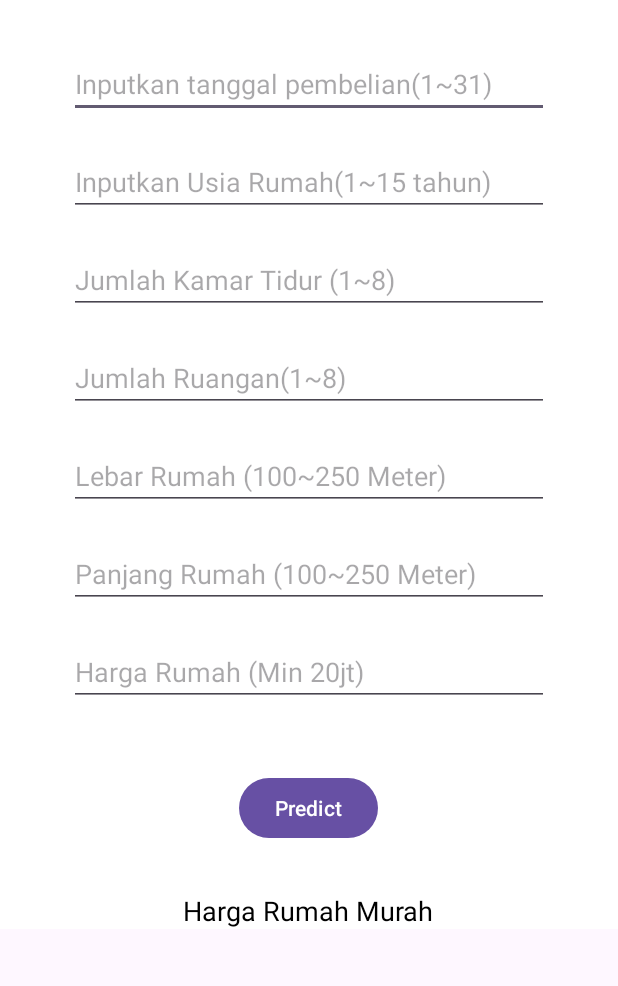
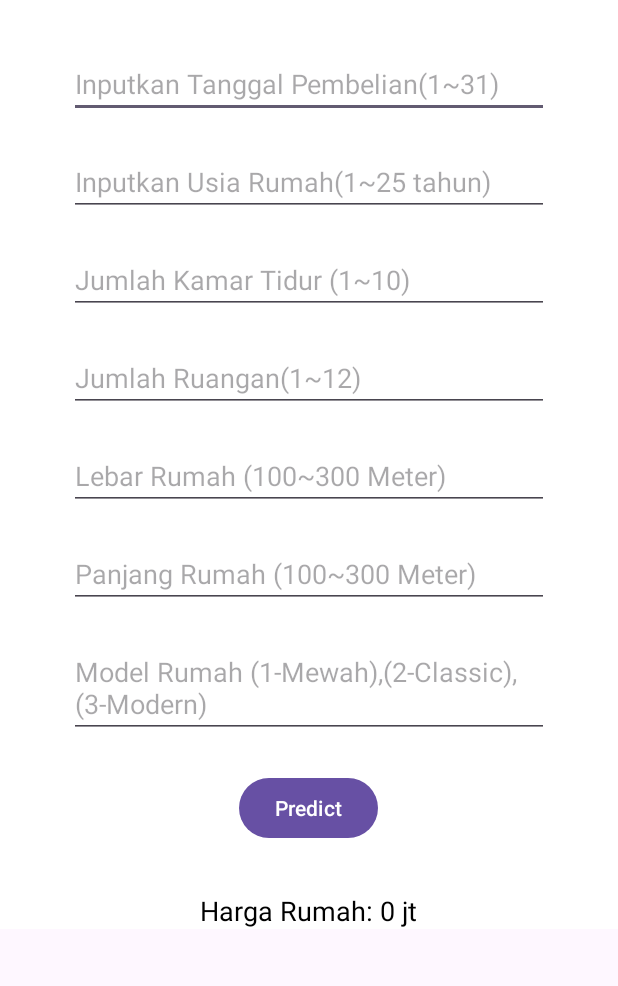
Before and after one commit to davasangkara/Real-Estate-Prediction---ANN, an Android app: the MainActivity screen opened directly, with no data from a screen before it, after a tap on "Predict", on a phone screen of 412 x 824 dp, the part 70-1056 px from its top. Run offline under Robolectric (Android 15) with nearby library versions, the phone set to English and light mode, and no system bars; libraries missing offline, so code that uses them is left out: org.tensorflow.lite; 5 statements that could not run were skipped.

Commit message:
push-commit finished project

```diff
--- a/app/src/main/java/com/example/houselearning/MainActivity.kt
+++ b/app/src/main/java/com/example/houselearning/MainActivity.kt
@@ -11,11 +11,10 @@ import org.tensorflow.lite.Interpreter
 import java.io.FileInputStream
 import java.nio.MappedByteBuffer
 import java.nio.channels.FileChannel
-import kotlin.random.Random
 
 class MainActivity : AppCompatActivity() {
     private lateinit var interpreter: Interpreter
-    private val mModel = "reall.tflite"
+    private val mModel = "Home.tflite"
 
     private lateinit var resultTextView: TextView
     private lateinit var date: EditText
@@ -94,21 +93,11 @@ class MainActivity : AppCompatActivity() {
         val output = Array(1) { FloatArray(1) }
         interpreter.run(inputVal, output)
 
-        val housePrice = input7.toFloatOrNull() ?: 0f
-        return when {
-            housePrice <= 20000000 -> getRandomOutput("Harga Rumah Murah")
-            housePrice <= 40000000 -> getRandomOutput("Harga Rumah Sedang")
-            else -> getRandomOutput("Harga Rumah Mahal")
-        }
-    }
+        val predictedHousePrice = output[0][0]
 
-    private fun getRandomOutput(category: String): String {
-        val random = Random.nextInt(3)
-        return when (random) {
-            0 -> "$category"
-            1 -> "$category"
-            else -> "$category"
-        }
+        val formattedPrice = String.format("%.0f", predictedHousePrice)
+
+        return "Harga Rumah: ${formattedPrice} jt"
     }
 
     private fun loadModelFile(assetManager: AssetManager, modelPath: String): MappedByteBuffer {
--- a/app/src/main/res/layout/activity_main.xml
+++ b/app/src/main/res/layout/activity_main.xml
@@ -50,7 +50,7 @@
             android:layout_height="wrap_content"
             android:layout_marginTop="80dp"
             android:ems="15"
-            android:hint="Inputkan tanggal pembelian(1~31)"
+            android:hint="Inputkan Tanggal Pembelian(1~31)"
             android:inputType="numberDecimal"
             app:layout_constraintEnd_toEndOf="parent"
             app:layout_constraintHorizontal_bias="0.502"
@@ -64,7 +64,7 @@
             android:layout_height="wrap_content"
             android:layout_marginTop="20dp"
             android:ems="15"
-            android:hint="Inputkan Usia Rumah(1~15 tahun)"
+            android:hint="Inputkan Usia Rumah(1~25 tahun)"
             android:inputType="numberDecimal"
             android:textColor="@color/black"
             app:layout_constraintEnd_toEndOf="parent"
@@ -79,7 +79,7 @@
             android:layout_height="wrap_content"
             android:layout_marginTop="20dp"
             android:ems="15"
-            android:hint="Jumlah Kamar Tidur (1~8)"
+            android:hint="Jumlah Kamar Tidur (1~10)"
             android:inputType="numberDecimal"
             app:layout_constraintEnd_toEndOf="parent"
             app:layout_constraintHorizontal_bias="0.5"
@@ -94,7 +94,7 @@
             android:layout_height="wrap_content"
             android:layout_marginTop="20dp"
             android:ems="15"
-            android:hint="Jumlah Ruangan(1~8)"
+            android:hint="Jumlah Ruangan(1~12)"
             android:inputType="numberDecimal"
             app:layout_constraintEnd_toEndOf="parent"
             app:layout_constraintHorizontal_bias="0.5"
@@ -108,7 +108,7 @@
             android:layout_height="wrap_content"
             android:layout_marginTop="20dp"
             android:ems="15"
-            android:hint="Lebar Rumah (100~250 Meter)"
+            android:hint="Lebar Rumah (100~300 Meter)"
             android:inputType="numberDecimal"
             app:layout_constraintEnd_toEndOf="parent"
             app:layout_constraintHorizontal_bias="0.5"
@@ -122,7 +122,7 @@
             android:layout_height="wrap_content"
             android:layout_marginTop="20dp"
             android:ems="15"
-            android:hint="Panjang Rumah (100~250 Meter)"
+            android:hint="Panjang Rumah (100~300 Meter)"
             android:inputType="numberDecimal"
             app:layout_constraintEnd_toEndOf="parent"
             app:layout_constraintHorizontal_bias="0.5"
@@ -136,7 +136,7 @@
             android:layout_height="wrap_content"
             android:layout_marginTop="20dp"
             android:ems="15"
-            android:hint="Harga Rumah (Min 20jt)"
+            android:hint="Model Rumah (1-Mewah),(2-Classic),(3-Modern)"
             android:inputType="text"
             android:digits="0123456789."
             app:layout_constraintEnd_toEndOf="parent"
--- a/app/src/main/res/layout/activity_model.xml
+++ b/app/src/main/res/layout/activity_model.xml
@@ -130,7 +130,7 @@
                 <TextView
                     android:layout_width="wrap_content"
                     android:layout_height="46dp"
-                    android:text="0.7764701894774877"
+                    android:text="0.7311944720400236"
                     android:textColor="@color/black"
                     android:textSize="20sp" />
 
```
Also changed, not shown: app/src/main/res/drawable/top_atas.xml (added, +11 -0 lines), 1 other file.
